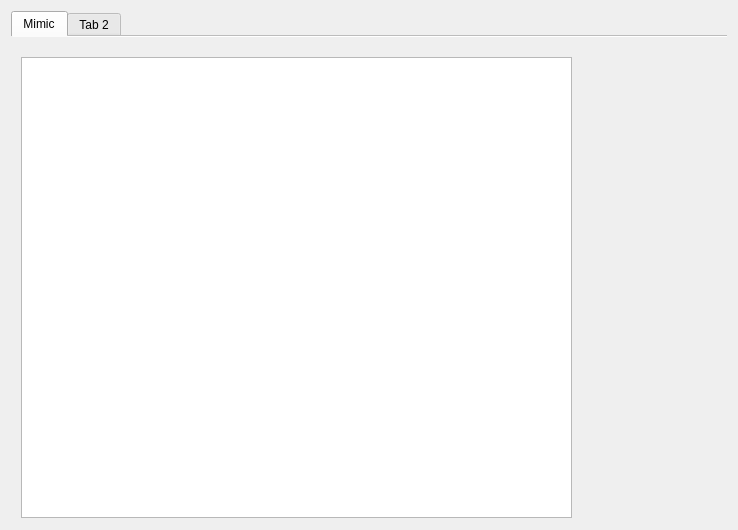
Old version of the form dashboard.ui in the repository jibonaronno/Flowmeter.
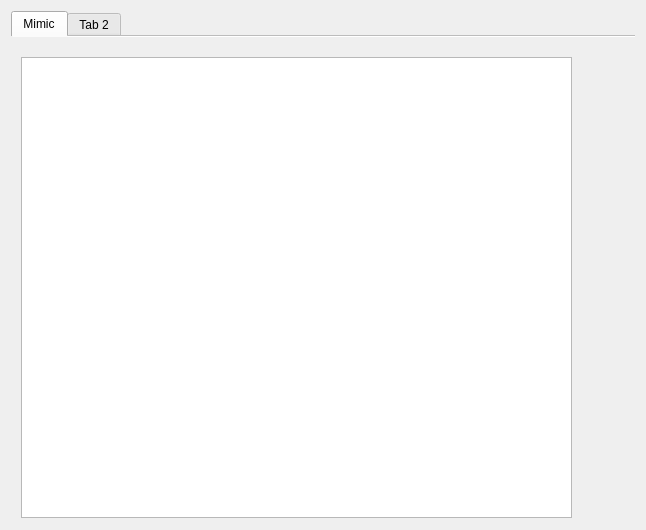
New version of the form.

```diff
--- a/dashboard.ui
+++ b/dashboard.ui
@@ -6,7 +6,7 @@
    <rect>
     <x>0</x>
     <y>0</y>
-    <width>738</width>
+    <width>646</width>
     <height>530</height>
    </rect>
   </property>
```
